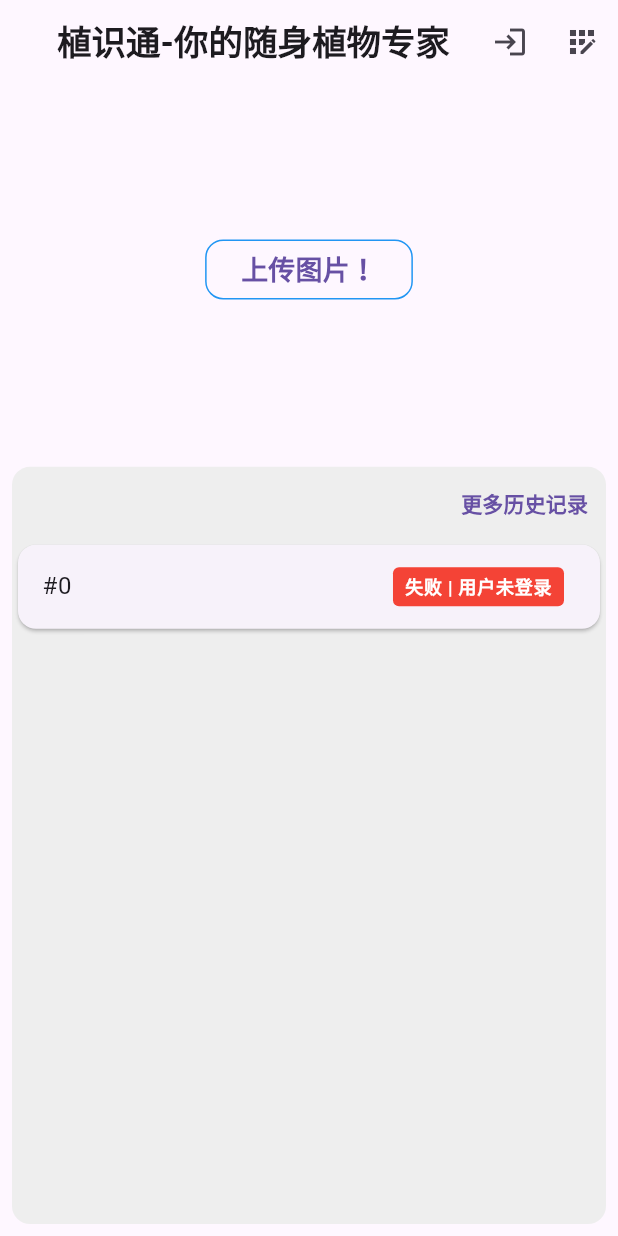
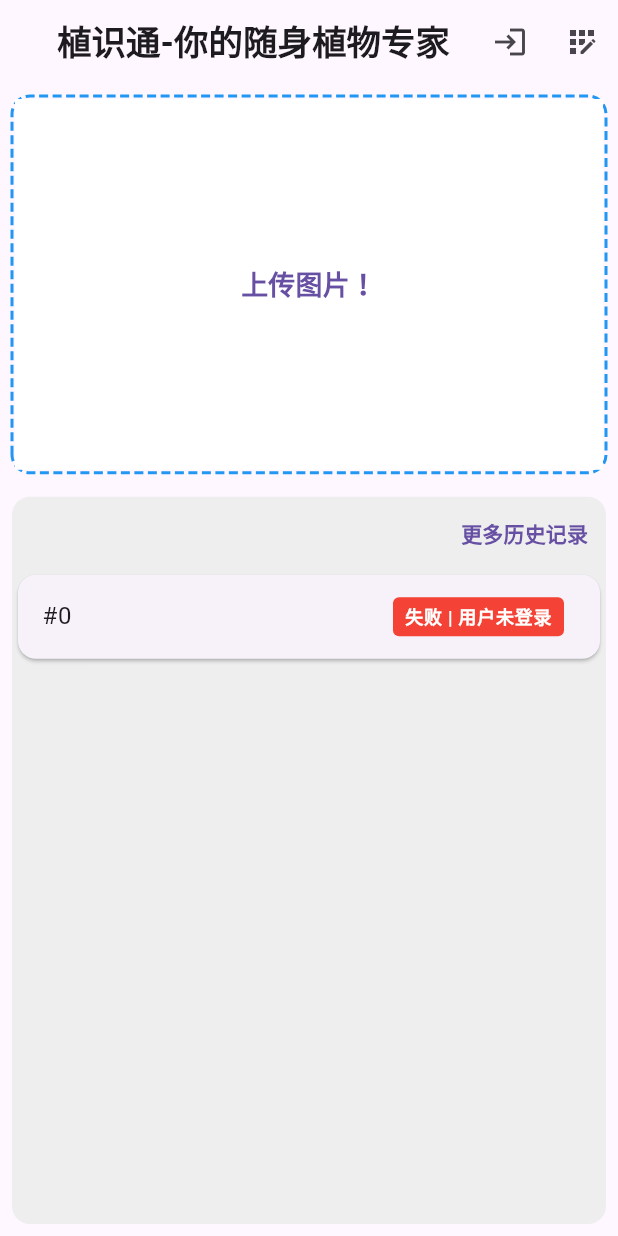
Before and after one commit to Kingsley-Yoimiya/EcoEye, a Flutter app: the screen it shows after launch, on a phone screen of 412 x 824 dp. Run offline on Flutter 3.47's test engine with Material 3 defaults, Android fonts, the phone set to English and light mode, and no system bars; drawn by our look-alikes of dotted_border; our stand-ins replace image_picker, shared_preferences; Roboto replaces fonts that are missing (Kaiti, Songti).

Commit message:
构建主界面、历史界面完毕

```diff
--- a/flutter_app/lib/screens/main_screen.dart
+++ b/flutter_app/lib/screens/main_screen.dart
@@ -1,5 +1,6 @@
 import 'package:flutter/material.dart';
 import 'package:shared_preferences/shared_preferences.dart';
+import 'package:dotted_border/dotted_border.dart';
 import '../controllers/history_controller.dart';
 import 'registration_screen.dart';
 import 'login_screen.dart';
@@ -99,8 +100,17 @@ class _MainScreenState extends State<MainScreen> {
       ),
       body: Column(
         children: <Widget>[
-          SizedBox(
+          Padding(
+            padding: const EdgeInsets.all(8.0),
+            child: DottedBorder(
+              color: Colors.blue,
+              strokeWidth: 2,
+              dashPattern: [6, 3],
+              borderType: BorderType.RRect,
+              radius: Radius.circular(12),
+              child: Container(
                 height: MediaQuery.of(context).size.height * 0.3,
+                color: Colors.white,
                 child: Center(
                   child: OutlinedButton(
                     onPressed: () => Navigator.push(
@@ -109,9 +119,12 @@ class _MainScreenState extends State<MainScreen> {
                     ),
                     child: Text('上传图片！', style: TextStyle(fontFamily: 'Songti', fontWeight: FontWeight.bold, fontSize: 18,),),
                     style: OutlinedButton.styleFrom(
-                  side: BorderSide(color: Colors.blue, style: BorderStyle.solid),
+                      backgroundColor: Colors.white,
+                      side: BorderSide(color: Colors.transparent),
                       shape: RoundedRectangleBorder(
                         borderRadius: BorderRadius.circular(12),
+                      ),
+                    ),
                   ),
                 ),
               ),
--- a/flutter_app/pubspec.yaml
+++ b/flutter_app/pubspec.yaml
@@ -34,6 +34,7 @@ dependencies:
   provider: ^5.0.0
   image_picker: ^0.8.4+4
   shared_preferences: ^2.0.6
+  dotted_border: ^2.0.0
 
   # The following adds the Cupertino Icons font to your application.
   # Use with the CupertinoIcons class for iOS style icons.
```
Also changed, not shown: flutter_app/lib/screens/history_record_screen.dart (+87 -26 lines). Lines whose indentation alone changed are shown as unchanged.
